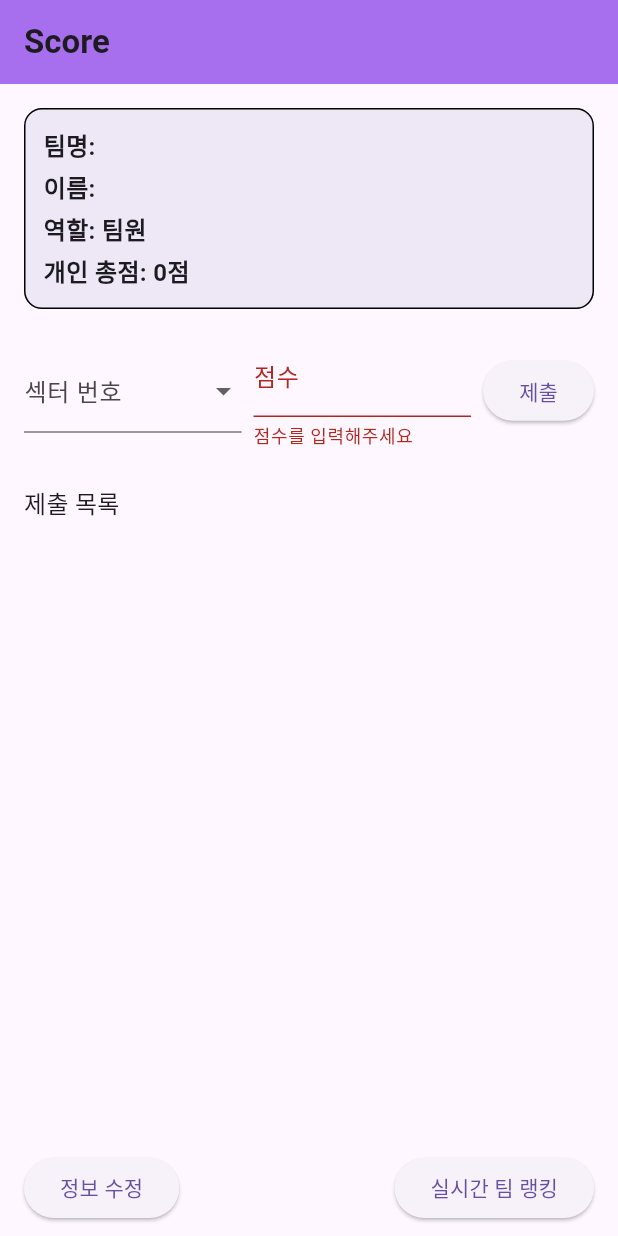
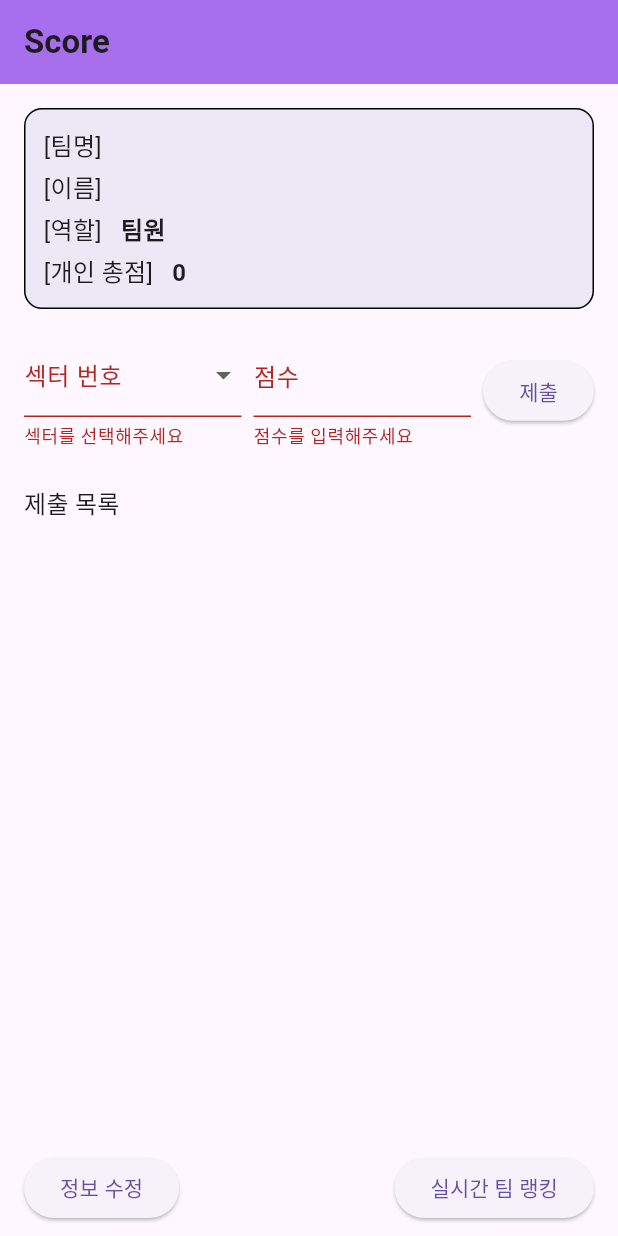
Before and after one commit to rmsckd1640/roccia_cup, a Flutter app: the HomeScreen screen opened directly, after a tap on "제출", on a phone screen of 412 x 824 dp. Run offline on Flutter 3.47's test engine with Material 3 defaults, Android fonts, the phone set to English and light mode, and no system bars; our stand-ins replace shared_preferences; accounts and stored records are empty; network calls fail; Roboto replaces fonts that are missing (Pretendard).

Commit message:
frontend: feat: Flutter 앱 아이콘, UI 및 설정 파일 수정 + Dockerfile 추가

```diff
--- a/frontend/lib/screens/home_screen.dart
+++ b/frontend/lib/screens/home_screen.dart
@@ -28,6 +28,7 @@ class _HomeScreenState extends State<HomeScreen> {
   bool _alreadySubmitted = false;
   String? _teamName;
   String? _userName;
+  String? _sectorErrorText;
 
   int _calculateTotalScore() {
     return scoreList
@@ -59,7 +60,7 @@ class _HomeScreenState extends State<HomeScreen> {
 
     if (teamName == null || userName == null) return;
 
-    final url = Uri.parse('http://localhost:8080/api/scores/user?teamName=$teamName&userName=$userName');
+    final url = Uri.parse('/api/scores/user?teamName=$teamName&userName=$userName');
     final response = await http.get(url);
 
     if (response.statusCode == 200) {
@@ -80,6 +81,12 @@ class _HomeScreenState extends State<HomeScreen> {
     final parsedScore = int.tryParse(scoreText);
 
     setState(() {
+      if (_selectedSector == null) {
+        _sectorErrorText = '섹터를 선택해주세요';
+      } else {
+        _sectorErrorText = null;
+      }
+
       if (scoreText.isEmpty) {
         _scoreErrorText = '점수를 입력해주세요';
       } else if (parsedScore == null) {
@@ -91,7 +98,8 @@ class _HomeScreenState extends State<HomeScreen> {
       _alreadySubmitted = scoreList.any((item) => item['sector'] == _selectedSector.toString());
     });
 
-    if (_selectedSector == null || _scoreErrorText != null || _alreadySubmitted) return;
+    final hasError = _selectedSector == null || _scoreErrorText != null || _alreadySubmitted;
+    if (hasError) return;
 
     final prefs = await SharedPreferences.getInstance();
     final teamName = prefs.getString('teamName');
@@ -99,7 +107,7 @@ class _HomeScreenState extends State<HomeScreen> {
 
     if (teamName == null || userName == null) return;
 
-    final url = Uri.parse('http://localhost:8080/api/scores/submit');
+    final url = Uri.parse('/api/scores/submit');
     final body = {
       'teamName': teamName,
       'userName': userName,
@@ -150,7 +158,7 @@ class _HomeScreenState extends State<HomeScreen> {
 
     if (_enduranceErrorText != null) return;
 
-    final submitUrl = Uri.parse('http://localhost:8080/api/scores/submit');
+    final submitUrl = Uri.parse('https://roccia-cup.site/api/scores/submit');
     final response = await http.post(
       submitUrl,
       headers: {'Content-Type': 'application/json'},
@@ -169,8 +177,10 @@ class _HomeScreenState extends State<HomeScreen> {
         _enduranceErrorText = null;
       });
     } else {
-      final responseBody = jsonDecode(response.body);
-      final errorMessage = responseBody is String ? responseBody : '중복 제출 불가!';
+      final responseBody = response.body.isNotEmpty ? jsonDecode(response.body) : null;
+      final errorMessage = responseBody is String
+          ? responseBody
+          : '이미 팀에서 지구력 점수를 제출했습니다.';
       setState(() {
         _enduranceErrorText = errorMessage;
       });
@@ -187,7 +197,7 @@ class _HomeScreenState extends State<HomeScreen> {
 
     if (teamName == null || userName == null) return;
 
-    final url = Uri.parse('http://localhost:8080/api/scores/delete/$teamName/$userName/$sector');
+    final url = Uri.parse('/api/scores/delete/$teamName/$userName/$sector');
     final response = await http.delete(url);
 
     if (response.statusCode == 204) {
@@ -264,7 +274,7 @@ class _HomeScreenState extends State<HomeScreen> {
 
                     if (newTeam.isEmpty || newName.isEmpty) return;
 
-                    final url = Uri.parse('http://localhost:8080/api/users/update');
+                    final url = Uri.parse('/api/users/update');
                     final body = {
                       'teamName': _teamName,
                       'userName': _userName,
@@ -308,7 +318,7 @@ class _HomeScreenState extends State<HomeScreen> {
                         });
                       } else {
                         final decoded = jsonDecode(utf8.decode(response.bodyBytes));
-                        final message = decoded['message'] ?? '알 수 없는 오류';
+                        final message = decoded['message'] ?? '중복된 정보 입니다!';
 
                         showDialog(
                           context: context,
@@ -344,16 +354,16 @@ class _HomeScreenState extends State<HomeScreen> {
   @override
   Widget build(BuildContext context) {
     return Scaffold(
-      appBar: AppBar(
-        title: const Text(
-          'Score',
-          style: TextStyle(
-            fontWeight: FontWeight.bold,
+        appBar: AppBar(
+          title: const Text(
+            'Score',
+            style: TextStyle(
+              fontWeight: FontWeight.bold,
+            ),
           ),
+          backgroundColor: Color(0xCB9850F3),
+          elevation: 4,
         ),
-        backgroundColor: Color(0xCB9850F3),
-        elevation: 4,
-      ),
 
         body: Column(
           children: [
@@ -376,16 +386,61 @@ class _HomeScreenState extends State<HomeScreen> {
                       child: Column(
                         crossAxisAlignment: CrossAxisAlignment.start,
                         children: [
-                          Text('팀명: $_teamName', style: const TextStyle(fontSize: 16, fontWeight: FontWeight.bold)),
+                          Text.rich(
+                            TextSpan(
+                              text: '[팀명]   ',
+                              style: const TextStyle(fontSize: 16), // 기본 스타일
+                              children: [
+                                TextSpan(
+                                  text: '$_teamName',
+                                  style: const TextStyle(fontWeight: FontWeight.bold), // 사용자 정보만 굵게
+                                ),
+                              ],
+                            ),
+                          ),
                           const SizedBox(height: 4),
-                          Text('이름: $_userName', style: const TextStyle(fontSize: 16, fontWeight: FontWeight.bold)),
+                          Text.rich(
+                            TextSpan(
+                              text: '[이름]   ',
+                              style: const TextStyle(fontSize: 16),
+                              children: [
+                                TextSpan(
+                                  text: '$_userName',
+                                  style: const TextStyle(fontWeight: FontWeight.bold),
+                                ),
+                              ],
+                            ),
+                          ),
                           const SizedBox(height: 4),
-                          Text('역할: ${_role == 'LEADER' ? '팀장' : '팀원'}', style: const TextStyle(fontSize: 16, fontWeight: FontWeight.bold)),
+                          Text.rich(
+                            TextSpan(
+                              text: '[역할]   ',
+                              style: const TextStyle(fontSize: 16),
+                              children: [
+                                TextSpan(
+                                  text: _role == 'LEADER' ? '팀장' : '팀원',
+                                  style: const TextStyle(fontWeight: FontWeight.bold),
+                                ),
+                              ],
+                            ),
+                          ),
                           const SizedBox(height: 4),
-                          Text('개인 총점: ${_calculateTotalScore()}점', style: const TextStyle(fontSize: 16, fontWeight: FontWeight.bold)),
+                          Text.rich(
+                            TextSpan(
+                              text: '[개인 총점]   ',
+                              style: const TextStyle(fontSize: 16),
+                              children: [
+                                TextSpan(
+                                  text: '${_calculateTotalScore()}',
+                                  style: const TextStyle(fontWeight: FontWeight.bold),
+                                ),
+                              ],
+                            ),
+                          ),
                         ],
                       ),
                     ),
+
 
                     // 섹터 + 점수 입력
                     Row(
@@ -403,11 +458,12 @@ class _HomeScreenState extends State<HomeScreen> {
                               setState(() {
                                 _selectedSector = value;
                                 _alreadySubmitted = false;
+                                _sectorErrorText = null;
                               });
                             },
                             decoration: InputDecoration(
                               labelText: '섹터 번호',
-                              errorText: _alreadySubmitted ? '중복 제출 불가!' : null,
+                              errorText: _sectorErrorText ?? (_alreadySubmitted ? '중복 제출 불가!' : null),
                             ),
                           ),
                         ),
@@ -429,29 +485,6 @@ class _HomeScreenState extends State<HomeScreen> {
                         ),
                       ],
                     ),
-
-                    if (_role == 'LEADER') ...[
-                      const SizedBox(height: 16),
-                      Row(
-                        children: [
-                          Expanded(
-                            child: TextField(
-                              controller: _enduranceController,
-                              decoration: InputDecoration(
-                                labelText: '지구력 점수',
-                                errorText: _enduranceErrorText,
-                              ),
-                              keyboardType: TextInputType.number,
-                            ),
-                          ),
-                          const SizedBox(width: 8),
-                          ElevatedButton(
-                            onPressed: _submitEnduranceScore,
-                            child: const Text('제출'),
-                          ),
-                        ],
-                      ),
-                    ],
 
                     const SizedBox(height: 24),
                     Text('제출 목록', style: Theme.of(context).textTheme.titleMedium),
@@ -497,7 +530,13 @@ class _HomeScreenState extends State<HomeScreen> {
                     onPressed: () {
                       Navigator.push(
                         context,
-                        MaterialPageRoute(builder: (_) => const RankingScreen()),
+                        PageRouteBuilder(
+                          pageBuilder: (_, __, ___) => const RankingScreen(),
+                          transitionsBuilder: (_, animation, __, child) {
+                            return FadeTransition(opacity: animation, child: child);
+                          },
+                          transitionDuration: const Duration(milliseconds: 300),
+                        ),
                       );
                     },
                     child: const Text('실시간 팀 랭킹'),
```
Also changed, not shown: frontend/lib/main.dart (+25 -7 lines), frontend/lib/screens/login_screen.dart (+8 -2 lines), frontend/lib/screens/ranking_screen.dart (+8 -8 lines), frontend/pubspec.yaml (+10 -1 lines), frontend/pubspec.lock, 25 other files.
